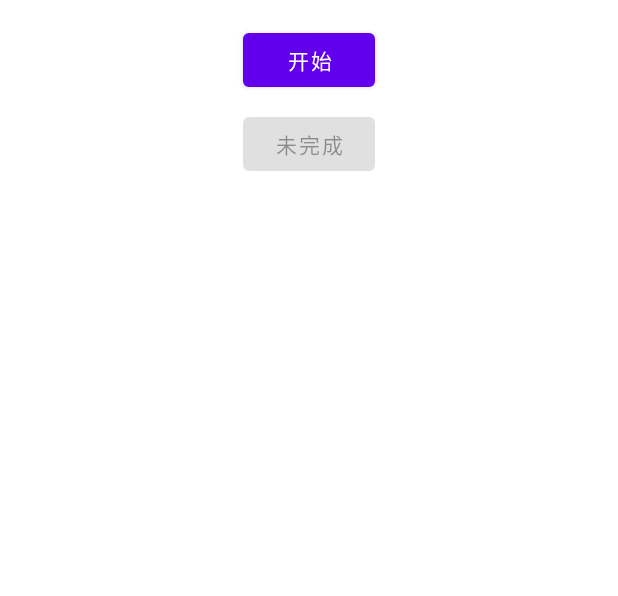
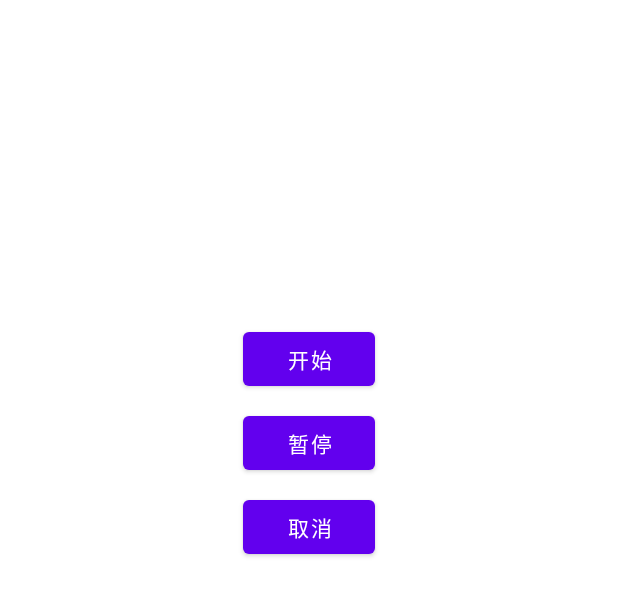
Before and after one commit to ElisaMin/AndroidProjectsForLearning, an Android app: the layout activity_main.xml on its own in the app's theme, with its tools: preview values and no code run, on a phone screen of 412 x 824 dp. Shown: the top 596 px of the screen. Run offline under Robolectric (Android 15) with nearby library versions, the phone set to English and light mode, and no system bars.

Commit message:
理论实现暂停

```diff
--- a/Service/app/src/main/res/layout/activity_main.xml
+++ b/Service/app/src/main/res/layout/activity_main.xml
@@ -10,19 +10,32 @@
         android:id="@+id/start"
         android:layout_width="wrap_content"
         android:layout_height="wrap_content"
-        android:layout_marginTop="16dp"
+        android:layout_marginTop="8dp"
         android:text="开始"
+        app:layout_constraintBottom_toBottomOf="parent"
         app:layout_constraintEnd_toEndOf="parent"
         app:layout_constraintStart_toStartOf="parent"
-        app:layout_constraintTop_toTopOf="parent" />
+        app:layout_constraintTop_toTopOf="parent"
+        app:layout_constraintVertical_bias="0.26999998" />
 
     <Button
         android:layout_width="wrap_content"
         android:layout_height="wrap_content"
         android:layout_marginTop="8dp"
-        android:enabled="false"
-        android:text="未完成"
+        android:id="@+id/pause"
+        android:text="暂停"
         app:layout_constraintEnd_toEndOf="@+id/start"
         app:layout_constraintStart_toStartOf="@+id/start"
         app:layout_constraintTop_toBottomOf="@+id/start" />
+
+    <Button
+        android:id="@+id/cancel"
+        android:layout_width="wrap_content"
+        android:layout_height="wrap_content"
+        android:layout_marginTop="8dp"
+        android:text="取消"
+        app:layout_constraintEnd_toEndOf="@+id/pause"
+        app:layout_constraintStart_toStartOf="@+id/pause"
+        app:layout_constraintTop_toBottomOf="@+id/pause" />
+
 </androidx.constraintlayout.widget.ConstraintLayout>
```
Also changed, not shown: Service/app/src/main/java/me/heizi/learning/service/MainActivity.kt (+19 -4 lines), Service/app/src/main/java/me/heizi/learning/service/services/DownloadingService.kt (+56 -12 lines).
